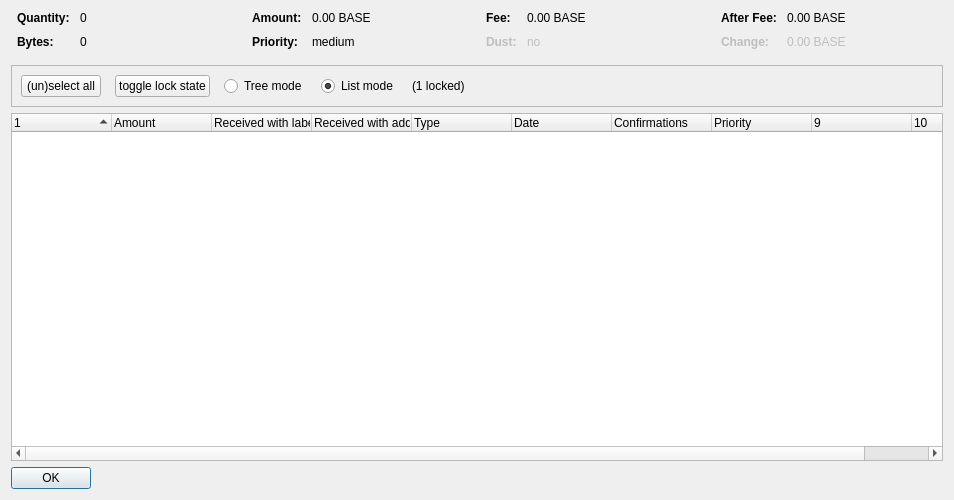
Above: src/qt/forms/coincontroldialog.ui from SparkBaseHub/SparkbaseToken before the change. Below: the same form after it.
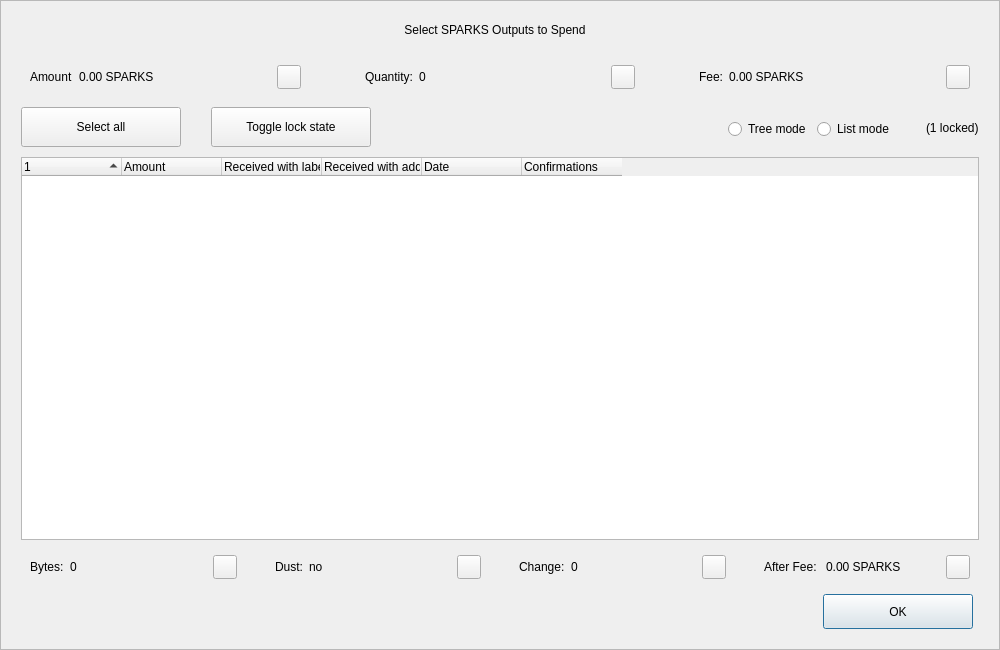
That is the form after the change. Custom widgets are drawn as their Qt base class.

```diff
--- a/src/qt/forms/coincontroldialog.ui
+++ b/src/qt/forms/coincontroldialog.ui
@@ -6,50 +6,204 @@
    <rect>
     <x>0</x>
     <y>0</y>
-    <width>954</width>
-    <height>500</height>
+    <width>1000</width>
+    <height>650</height>
    </rect>
   </property>
+  <property name="minimumSize">
+   <size>
+    <width>950</width>
+    <height>650</height>
+   </size>
+  </property>
   <property name="windowTitle">
    <string>Coin Selection</string>
   </property>
+  <property name="styleSheet">
+   <string notr="true"/>
+  </property>
   <layout class="QVBoxLayout" name="verticalLayout">
-   <item>
-    <layout class="QHBoxLayout" name="horizontalLayoutTop" stretch="0,0,0,0">
+   <property name="spacing">
+    <number>0</number>
+   </property>
+   <property name="leftMargin">
+    <number>0</number>
+   </property>
      <property name="topMargin">
       <number>0</number>
      </property>
+   <property name="rightMargin">
+    <number>0</number>
+   </property>
      <property name="bottomMargin">
-      <number>10</number>
+    <number>0</number>
      </property>
      <item>
-      <layout class="QFormLayout" name="formLayoutCoinControl1">
-       <property name="horizontalSpacing">
-        <number>10</number>
-       </property>
-       <property name="verticalSpacing">
-        <number>10</number>
-       </property>
+    <widget class="QFrame" name="frameContainer">
+     <property name="toolTipDuration">
+      <number>0</number>
+     </property>
+     <property name="frameShape">
+      <enum>QFrame::StyledPanel</enum>
+     </property>
+     <property name="frameShadow">
+      <enum>QFrame::Raised</enum>
+     </property>
+     <layout class="QVBoxLayout" name="verticalLayout_2">
        <property name="leftMargin">
-        <number>6</number>
+       <number>0</number>
        </property>
        <property name="rightMargin">
-        <number>6</number>
-       </property>
-       <item row="0" column="0">
+       <number>0</number>
+      </property>
+      <property name="bottomMargin">
+       <number>20</number>
+      </property>
+      <item>
+       <layout class="QHBoxLayout" name="horizontalLayout_12">
+        <property name="spacing">
+         <number>0</number>
+        </property>
+        <property name="leftMargin">
+         <number>20</number>
+        </property>
+        <property name="rightMargin">
+         <number>30</number>
+        </property>
+        <item>
+         <spacer name="horizontalSpacer_4">
+          <property name="orientation">
+           <enum>Qt::Horizontal</enum>
+          </property>
+          <property name="sizeHint" stdset="0">
+           <size>
+            <width>40</width>
+            <height>20</height>
+           </size>
+          </property>
+         </spacer>
+        </item>
+        <item>
+         <widget class="QLabel" name="labelTitle">
+          <property name="minimumSize">
+           <size>
+            <width>0</width>
+            <height>40</height>
+           </size>
+          </property>
+          <property name="maximumSize">
+           <size>
+            <width>16777215</width>
+            <height>40</height>
+           </size>
+          </property>
+          <property name="text">
+           <string>Select SPARKS Outputs to Spend</string>
+          </property>
+          <property name="alignment">
+           <set>Qt::AlignCenter</set>
+          </property>
+          <property name="margin">
+           <number>7</number>
+          </property>
+         </widget>
+        </item>
+        <item>
+         <spacer name="horizontalSpacer_5">
+          <property name="orientation">
+           <enum>Qt::Horizontal</enum>
+          </property>
+          <property name="sizeHint" stdset="0">
+           <size>
+            <width>40</width>
+            <height>20</height>
+           </size>
+          </property>
+         </spacer>
+        </item>
+       </layout>
+      </item>
+      <item>
+       <layout class="QHBoxLayout" name="horizontalLayout_8">
+        <property name="leftMargin">
+         <number>20</number>
+        </property>
+        <property name="rightMargin">
+         <number>20</number>
+        </property>
+        <item>
+         <widget class="QWidget" name="layoutAmount" native="true">
+          <layout class="QHBoxLayout" name="horizontalLayout_9" stretch="0,1,0">
+           <item>
+            <widget class="QLabel" name="labelCoinControlAmountText">
+             <property name="text">
+              <string>Amount</string>
+             </property>
+            </widget>
+           </item>
+           <item>
+            <widget class="QLabel" name="labelCoinControlAmount">
+             <property name="text">
+              <string>0.00 SPARKS</string>
+             </property>
+            </widget>
+           </item>
+           <item alignment="Qt::AlignHCenter|Qt::AlignVCenter">
+            <widget class="QPushButton" name="pushButtonAmount">
+             <property name="minimumSize">
+              <size>
+               <width>0</width>
+               <height>24</height>
+              </size>
+             </property>
+             <property name="maximumSize">
+              <size>
+               <width>24</width>
+               <height>26</height>
+              </size>
+             </property>
+             <property name="focusPolicy">
+              <enum>Qt::NoFocus</enum>
+             </property>
+             <property name="styleSheet">
+              <string notr="true">padding-bottom:2px;
+padding-right:4px;</string>
+             </property>
+             <property name="text">
+              <string/>
+             </property>
+            </widget>
+           </item>
+          </layout>
+         </widget>
+        </item>
+        <item>
+         <spacer name="horizontalSpacer_2">
+          <property name="orientation">
+           <enum>Qt::Horizontal</enum>
+          </property>
+          <property name="sizeType">
+           <enum>QSizePolicy::Fixed</enum>
+          </property>
+          <property name="sizeHint" stdset="0">
+           <size>
+            <width>40</width>
+            <height>20</height>
+           </size>
+          </property>
+         </spacer>
+        </item>
+        <item>
+         <widget class="QWidget" name="layoutQuantity" native="true">
+          <layout class="QHBoxLayout" name="horizontalLayout_10" stretch="0,1,0">
+           <item>
         <widget class="QLabel" name="labelCoinControlQuantityText">
-         <property name="font">
-          <font>
-           <weight>75</weight>
-           <bold>true</bold>
-          </font>
-         </property>
          <property name="text">
           <string>Quantity:</string>
          </property>
         </widget>
        </item>
-       <item row="0" column="1">
+           <item>
         <widget class="QLabel" name="labelCoinControlQuantity">
          <property name="cursor">
           <cursorShape>IBeamCursor</cursorShape>
@@ -58,146 +212,66 @@
           <enum>Qt::ActionsContextMenu</enum>
          </property>
          <property name="text">
-          <string notr="true">0</string>
-         </property>
-         <property name="textInteractionFlags">
-          <set>Qt::LinksAccessibleByMouse|Qt::TextSelectableByKeyboard|Qt::TextSelectableByMouse</set>
-         </property>
-        </widget>
-       </item>
-       <item row="1" column="0">
-        <widget class="QLabel" name="labelCoinControlBytesText">
-         <property name="font">
-          <font>
-           <weight>75</weight>
-           <bold>true</bold>
-          </font>
-         </property>
-         <property name="text">
-          <string>Bytes:</string>
-         </property>
-        </widget>
-       </item>
-       <item row="1" column="1">
-        <widget class="QLabel" name="labelCoinControlBytes">
-         <property name="cursor">
-          <cursorShape>IBeamCursor</cursorShape>
-         </property>
-         <property name="contextMenuPolicy">
-          <enum>Qt::ActionsContextMenu</enum>
+              <string>0</string>
+             </property>
+            </widget>
+           </item>
+           <item alignment="Qt::AlignHCenter|Qt::AlignVCenter">
+            <widget class="QPushButton" name="pushButtonQuantity">
+             <property name="minimumSize">
+              <size>
+               <width>0</width>
+               <height>24</height>
+              </size>
+             </property>
+             <property name="maximumSize">
+              <size>
+               <width>24</width>
+               <height>26</height>
+              </size>
+             </property>
+             <property name="focusPolicy">
+              <enum>Qt::NoFocus</enum>
+             </property>
+             <property name="styleSheet">
+              <string notr="true">padding-bottom:2px;
+               padding-right:4px;</string>
          </property>
          <property name="text">
-          <string notr="true">0</string>
-         </property>
-         <property name="textInteractionFlags">
-          <set>Qt::LinksAccessibleByMouse|Qt::TextSelectableByKeyboard|Qt::TextSelectableByMouse</set>
-         </property>
+              <string/>
+             </property>
         </widget>
        </item>
       </layout>
+         </widget>
      </item>
      <item>
-      <layout class="QFormLayout" name="formLayoutCoinControl2">
-       <property name="horizontalSpacing">
-        <number>10</number>
-       </property>
-       <property name="verticalSpacing">
-        <number>10</number>
-       </property>
-       <property name="leftMargin">
-        <number>6</number>
-       </property>
-       <property name="rightMargin">
-        <number>6</number>
-       </property>
-       <item row="0" column="0">
-        <widget class="QLabel" name="labelCoinControlAmountText">
-         <property name="font">
-          <font>
-           <weight>75</weight>
-           <bold>true</bold>
-          </font>
-         </property>
-         <property name="text">
-          <string>Amount:</string>
-         </property>
-        </widget>
-       </item>
-       <item row="0" column="1">
-        <widget class="QLabel" name="labelCoinControlAmount">
-         <property name="cursor">
-          <cursorShape>IBeamCursor</cursorShape>
-         </property>
-         <property name="contextMenuPolicy">
-          <enum>Qt::ActionsContextMenu</enum>
-         </property>
-         <property name="text">
-          <string notr="true">0.00 BASE</string>
-         </property>
-         <property name="textInteractionFlags">
-          <set>Qt::LinksAccessibleByMouse|Qt::TextSelectableByKeyboard|Qt::TextSelectableByMouse</set>
-         </property>
-        </widget>
-       </item>
-       <item row="1" column="0">
-        <widget class="QLabel" name="labelCoinControlPriorityText">
-         <property name="font">
-          <font>
-           <weight>75</weight>
-           <bold>true</bold>
-          </font>
-         </property>
-         <property name="text">
-          <string>Priority:</string>
-         </property>
-        </widget>
-       </item>
-       <item row="1" column="1">
-        <widget class="QLabel" name="labelCoinControlPriority">
-         <property name="cursor">
-          <cursorShape>IBeamCursor</cursorShape>
-         </property>
-         <property name="contextMenuPolicy">
-          <enum>Qt::ActionsContextMenu</enum>
-         </property>
-         <property name="text">
-          <string>medium</string>
-         </property>
-         <property name="textInteractionFlags">
-          <set>Qt::LinksAccessibleByMouse|Qt::TextSelectableByKeyboard|Qt::TextSelectableByMouse</set>
-         </property>
-        </widget>
-       </item>
-      </layout>
-     </item>
+         <spacer name="horizontalSpacer_22">
+          <property name="orientation">
+           <enum>Qt::Horizontal</enum>
+          </property>
+          <property name="sizeType">
+           <enum>QSizePolicy::Fixed</enum>
+          </property>
+          <property name="sizeHint" stdset="0">
+           <size>
+            <width>40</width>
+            <height>20</height>
+           </size>
+          </property>
+         </spacer>
+        </item>
      <item>
-      <layout class="QFormLayout" name="formLayoutCoinControl3">
-       <property name="horizontalSpacing">
-        <number>10</number>
-       </property>
-       <property name="verticalSpacing">
-        <number>10</number>
-       </property>
-       <property name="leftMargin">
-        <number>6</number>
-       </property>
-       <property name="rightMargin">
-        <number>6</number>
-       </property>
-       <item row="0" column="0">
+         <widget class="QWidget" name="layoutFee" native="true">
+          <layout class="QHBoxLayout" name="horizontalLayout_11" stretch="0,1,0">
+           <item>
         <widget class="QLabel" name="labelCoinControlFeeText">
-         <property name="font">
-          <font>
-           <weight>75</weight>
-           <bold>true</bold>
-          </font>
-         </property>
          <property name="text">
           <string>Fee:</string>
          </property>
         </widget>
        </item>
-       <item row="0" column="1">
+           <item>
         <widget class="QLabel" name="labelCoinControlFee">
          <property name="cursor">
           <cursorShape>IBeamCursor</cursorShape>
@@ -206,129 +280,38 @@
           <enum>Qt::ActionsContextMenu</enum>
          </property>
          <property name="text">
-          <string notr="true">0.00 BASE</string>
-         </property>
-         <property name="textInteractionFlags">
-          <set>Qt::LinksAccessibleByMouse|Qt::TextSelectableByKeyboard|Qt::TextSelectableByMouse</set>
-         </property>
-        </widget>
-       </item>
-       <item row="1" column="0">
-        <widget class="QLabel" name="labelCoinControlLowOutputText">
-         <property name="enabled">
-          <bool>false</bool>
-         </property>
-         <property name="font">
-          <font>
-           <weight>75</weight>
-           <bold>true</bold>
-          </font>
-         </property>
-         <property name="text">
-          <string>Dust:</string>
-         </property>
-        </widget>
-       </item>
-       <item row="1" column="1">
-        <widget class="QLabel" name="labelCoinControlLowOutput">
-         <property name="enabled">
-          <bool>false</bool>
-         </property>
-         <property name="cursor">
-          <cursorShape>IBeamCursor</cursorShape>
-         </property>
-         <property name="contextMenuPolicy">
-          <enum>Qt::ActionsContextMenu</enum>
-         </property>
+              <string>0.00 SPARKS</string>
+             </property>
+            </widget>
+           </item>
+           <item alignment="Qt::AlignHCenter|Qt::AlignVCenter">
+            <widget class="QPushButton" name="pushButtonFee">
+             <property name="minimumSize">
+              <size>
+               <width>0</width>
+               <height>24</height>
+              </size>
+             </property>
+             <property name="maximumSize">
+              <size>
+               <width>24</width>
+               <height>26</height>
+              </size>
+             </property>
+             <property name="focusPolicy">
+              <enum>Qt::NoFocus</enum>
+             </property>
+             <property name="styleSheet">
+              <string notr="true">padding-bottom:2px;
+               padding-right:4px;</string>
+             </property>
          <property name="text">
-          <string>no</string>
-         </property>
-         <property name="textInteractionFlags">
-          <set>Qt::LinksAccessibleByMouse|Qt::TextSelectableByKeyboard|Qt::TextSelectableByMouse</set>
-         </property>
+              <string/>
+             </property>
         </widget>
        </item>
       </layout>
-     </item>
-     <item>
-      <layout class="QFormLayout" name="formLayoutCoinControl4">
-       <property name="horizontalSpacing">
-        <number>10</number>
-       </property>
-       <property name="verticalSpacing">
-        <number>10</number>
-       </property>
-       <property name="leftMargin">
-        <number>6</number>
-       </property>
-       <property name="rightMargin">
-        <number>6</number>
-       </property>
-       <item row="0" column="0">
-        <widget class="QLabel" name="labelCoinControlAfterFeeText">
-         <property name="font">
-          <font>
-           <weight>75</weight>
-           <bold>true</bold>
-          </font>
-         </property>
-         <property name="text">
-          <string>After Fee:</string>
-         </property>
-        </widget>
-       </item>
-       <item row="0" column="1">
-        <widget class="QLabel" name="labelCoinControlAfterFee">
-         <property name="cursor">
-          <cursorShape>IBeamCursor</cursorShape>
-         </property>
-         <property name="contextMenuPolicy">
-          <enum>Qt::ActionsContextMenu</enum>
-         </property>
-         <property name="text">
-          <string notr="true">0.00 BASE</string>
-         </property>
-         <property name="textInteractionFlags">
-          <set>Qt::LinksAccessibleByMouse|Qt::TextSelectableByKeyboard|Qt::TextSelectableByMouse</set>
-         </property>
-        </widget>
-       </item>
-       <item row="1" column="0">
-        <widget class="QLabel" name="labelCoinControlChangeText">
-         <property name="enabled">
-          <bool>false</bool>
-         </property>
-         <property name="font">
-          <font>
-           <weight>75</weight>
-           <bold>true</bold>
-          </font>
-         </property>
-         <property name="text">
-          <string>Change:</string>
-         </property>
-        </widget>
-       </item>
-       <item row="1" column="1">
-        <widget class="QLabel" name="labelCoinControlChange">
-         <property name="enabled">
-          <bool>false</bool>
-         </property>
-         <property name="cursor">
-          <cursorShape>IBeamCursor</cursorShape>
-         </property>
-         <property name="contextMenuPolicy">
-          <enum>Qt::ActionsContextMenu</enum>
-         </property>
-         <property name="text">
-          <string notr="true">0.00 BASE</string>
-         </property>
-         <property name="textInteractionFlags">
-          <set>Qt::LinksAccessibleByMouse|Qt::TextSelectableByKeyboard|Qt::TextSelectableByMouse</set>
-         </property>
-        </widget>
-       </item>
-      </layout>
+         </widget>
      </item>
     </layout>
    </item>
@@ -340,6 +323,11 @@
        <height>40</height>
       </size>
      </property>
+        <property name="styleSheet">
+         <string notr="true">#frame {
+	border:0;
+}</string>
+        </property>
      <property name="frameShape">
       <enum>QFrame::StyledPanel</enum>
      </property>
@@ -347,10 +335,25 @@
       <enum>QFrame::Sunken</enum>
      </property>
      <layout class="QHBoxLayout" name="horizontalLayout">
+         <property name="spacing">
+          <number>0</number>
+         </property>
+         <property name="leftMargin">
+          <number>20</number>
+         </property>
+         <property name="topMargin">
+          <number>0</number>
+         </property>
+         <property name="rightMargin">
+          <number>20</number>
+         </property>
+         <property name="bottomMargin">
+          <number>0</number>
+         </property>
       <item>
        <layout class="QHBoxLayout" name="horizontalLayoutPanel" stretch="0,0,0,0,0,0">
         <property name="spacing">
-         <number>14</number>
+            <number>20</number>
         </property>
         <item>
          <widget class="QPushButton" name="pushButtonSelectAll">
@@ -360,14 +363,51 @@
             <verstretch>0</verstretch>
            </sizepolicy>
           </property>
+             <property name="minimumSize">
+              <size>
+               <width>160</width>
+               <height>40</height>
+              </size>
+             </property>
+             <property name="maximumSize">
+              <size>
+               <width>16777215</width>
+               <height>40</height>
+              </size>
+             </property>
           <property name="text">
-           <string>(un)select all</string>
+              <string>Select all</string>
+             </property>
+             <property name="checkable">
+              <bool>true</bool>
+             </property>
+             <property name="checked">
+              <bool>false</bool>
+             </property>
+             <property name="autoExclusive">
+              <bool>false</bool>
           </property>
           <property name="autoDefault">
            <bool>false</bool>
           </property>
          </widget>
         </item>
+           <item>
+            <spacer name="horizontalSpacer_6">
+             <property name="orientation">
+              <enum>Qt::Horizontal</enum>
+             </property>
+             <property name="sizeType">
+              <enum>QSizePolicy::Fixed</enum>
+             </property>
+             <property name="sizeHint" stdset="0">
+              <size>
+               <width>10</width>
+               <height>20</height>
+              </size>
+             </property>
+            </spacer>
+           </item>
         <item>
          <widget class="QPushButton" name="pushButtonToggleLock">
           <property name="sizePolicy">
@@ -376,14 +416,60 @@
             <verstretch>0</verstretch>
            </sizepolicy>
           </property>
+             <property name="minimumSize">
+              <size>
+               <width>160</width>
+               <height>40</height>
+              </size>
+             </property>
+             <property name="maximumSize">
+              <size>
+               <width>16777215</width>
+               <height>40</height>
+              </size>
+             </property>
           <property name="text">
-           <string>toggle lock state</string>
+              <string>Toggle lock state</string>
+             </property>
+             <property name="checkable">
+              <bool>true</bool>
+             </property>
+             <property name="autoExclusive">
+              <bool>false</bool>
           </property>
           <property name="autoDefault">
            <bool>false</bool>
           </property>
          </widget>
         </item>
+           <item>
+            <spacer name="horizontalSpacer_7">
+             <property name="orientation">
+              <enum>Qt::Horizontal</enum>
+             </property>
+             <property name="sizeType">
+              <enum>QSizePolicy::Expanding</enum>
+             </property>
+             <property name="sizeHint" stdset="0">
+              <size>
+               <width>30</width>
+               <height>20</height>
+              </size>
+             </property>
+            </spacer>
+           </item>
+           <item alignment="Qt::AlignRight">
+            <widget class="QGroupBox" name="groupBox_2">
+             <property name="styleSheet">
+              <string notr="true">#groupBox_2 {
+    background-color:transparent;
+    border-radius:0;
+}</string>
+             </property>
+             <property name="title">
+              <string/>
+             </property>
+             <layout class="QHBoxLayout" name="horizontalLayout_14">
         <item>
          <widget class="QRadioButton" name="radioTreeMode">
           <property name="sizePolicy">
@@ -409,8 +495,11 @@
            <string>List mode</string>
           </property>
           <property name="checked">
-           <bool>true</bool>
-          </property>
+                 <bool>false</bool>
+                </property>
+               </widget>
+              </item>
+             </layout>
          </widget>
         </item>
         <item>
@@ -420,34 +509,32 @@
           </property>
          </widget>
         </item>
-        <item>
-         <spacer name="horizontalSpacer">
-          <property name="orientation">
-           <enum>Qt::Horizontal</enum>
-          </property>
-          <property name="sizeHint" stdset="0">
-           <size>
-            <width>40</width>
-            <height>20</height>
-           </size>
-          </property>
-         </spacer>
-        </item>
        </layout>
       </item>
      </layout>
     </widget>
    </item>
+      <item>
+       <layout class="QHBoxLayout" name="horizontalLayout_13">
+        <property name="leftMargin">
+         <number>20</number>
+        </property>
+        <property name="rightMargin">
+         <number>20</number>
+        </property>
    <item>
     <widget class="CoinControlTreeWidget" name="treeWidget">
      <property name="contextMenuPolicy">
       <enum>Qt::CustomContextMenu</enum>
      </property>
+          <property name="styleSheet">
+           <string notr="true"/>
+          </property>
      <property name="sortingEnabled">
       <bool>false</bool>
      </property>
      <property name="columnCount">
-      <number>10</number>
+           <number>6</number>
      </property>
      <attribute name="headerShowSortIndicator" stdset="0">
       <bool>true</bool>
@@ -475,11 +562,6 @@
        <string>Received with address</string>
       </property>
      </column>
-     <column>
-      <property name="text">
-       <string>Type</string>
-      </property>
-     </column>
      <column>
       <property name="text">
        <string>Date</string>
@@ -493,37 +575,247 @@
        <string>Confirmed</string>
       </property>
      </column>
-     <column>
+         </widget>
+        </item>
+       </layout>
+      </item>
+      <item>
+       <layout class="QHBoxLayout" name="horizontalLayout_3">
+        <property name="spacing">
+         <number>20</number>
+        </property>
+        <property name="leftMargin">
+         <number>20</number>
+        </property>
+        <property name="rightMargin">
+         <number>20</number>
+        </property>
+        <item>
+         <widget class="QWidget" name="layoutBytes" native="true">
+          <layout class="QHBoxLayout" name="horizontalLayout_4" stretch="0,1,0">
+           <item>
+            <widget class="QLabel" name="labelCoinControlBytesText">
       <property name="text">
-       <string>Priority</string>
-      </property>
-     </column>
-     <column>
+              <string>Bytes:</string>
+             </property>
+            </widget>
+           </item>
+           <item>
+            <widget class="QLabel" name="labelCoinControlBytes">
       <property name="text">
+              <string>0</string>
+             </property>
+            </widget>
+           </item>
+           <item alignment="Qt::AlignHCenter|Qt::AlignVCenter">
+            <widget class="QPushButton" name="pushButtonBytes">
+             <property name="minimumSize">
+              <size>
+               <width>0</width>
+               <height>24</height>
+              </size>
+             </property>
+             <property name="maximumSize">
+              <size>
+               <width>24</width>
+               <height>26</height>
+              </size>
+             </property>
+             <property name="focusPolicy">
+              <enum>Qt::NoFocus</enum>
+             </property>
+             <property name="styleSheet">
+              <string notr="true">padding-bottom:2px;
+               padding-right:4px;</string>
+             </property>
+             <property name="text">
        <string/>
       </property>
-     </column>
-     <column>
+            </widget>
+           </item>
+          </layout>
+         </widget>
+        </item>
+        <item>
+         <widget class="QWidget" name="layoutDust" native="true">
+          <layout class="QHBoxLayout" name="horizontalLayout_5" stretch="0,1,0">
+           <item>
+            <widget class="QLabel" name="labelCoinControlLowOutputText">
       <property name="text">
+              <string>Dust:</string>
+             </property>
+            </widget>
+           </item>
+           <item>
+            <widget class="QLabel" name="labelCoinControlLowOutput">
+             <property name="text">
+              <string>no</string>
+             </property>
+            </widget>
+           </item>
+           <item alignment="Qt::AlignHCenter|Qt::AlignVCenter">
+            <widget class="QPushButton" name="pushButtonDust">
+             <property name="minimumSize">
+              <size>
+               <width>0</width>
+               <height>24</height>
+              </size>
+             </property>
+             <property name="maximumSize">
+              <size>
+               <width>24</width>
+               <height>26</height>
+              </size>
+             </property>
+             <property name="focusPolicy">
+              <enum>Qt::NoFocus</enum>
+             </property>
+             <property name="styleSheet">
+              <string notr="true">padding-bottom:2px;
+               padding-right:4px;</string>
+             </property>
+             <property name="text">
        <string/>
       </property>
-     </column>
-    </widget>
-   </item>
+            </widget>
+           </item>
+          </layout>
+         </widget>
+        </item>
    <item>
-    <widget class="QDialogButtonBox" name="buttonBox">
-     <property name="sizePolicy">
-      <sizepolicy hsizetype="Maximum" vsizetype="Fixed">
-       <horstretch>0</horstretch>
-       <verstretch>0</verstretch>
-      </sizepolicy>
-     </property>
+         <widget class="QWidget" name="layoutChange" native="true">
+          <layout class="QHBoxLayout" name="horizontalLayout_6" stretch="0,1,0">
+           <item>
+            <widget class="QLabel" name="labelCoinControlChangeText">
+             <property name="text">
+              <string>Change:</string>
+             </property>
+            </widget>
+           </item>
+           <item>
+            <widget class="QLabel" name="labelCoinControlChange">
+             <property name="text">
+              <string>0</string>
+             </property>
+            </widget>
+           </item>
+           <item alignment="Qt::AlignHCenter|Qt::AlignVCenter">
+            <widget class="QPushButton" name="pushButtonChange">
+             <property name="minimumSize">
+              <size>
+               <width>0</width>
+               <height>24</height>
+              </size>
+             </property>
+             <property name="maximumSize">
+              <size>
+               <width>24</width>
+               <height>26</height>
+              </size>
+             </property>
+             <property name="focusPolicy">
+              <enum>Qt::NoFocus</enum>
+             </property>
+             <property name="styleSheet">
+              <string notr="true">padding-bottom:2px;
+               padding-right:4px;</string>
+             </property>
+             <property name="text">
+              <string/>
+             </property>
+            </widget>
+           </item>
+          </layout>
+         </widget>
+        </item>
+        <item>
+         <widget class="QWidget" name="layoutAfter" native="true">
+          <layout class="QHBoxLayout" name="horizontalLayout_7" stretch="0,1,0">
+           <item>
+            <widget class="QLabel" name="labelCoinControlAfterFeeText">
+             <property name="text">
+              <string>After Fee: </string>
+             </property>
+            </widget>
+           </item>
+           <item>
+            <widget class="QLabel" name="labelCoinControlAfterFee">
+             <property name="text">
+              <string>0.00 SPARKS</string>
+             </property>
+            </widget>
+           </item>
+           <item alignment="Qt::AlignHCenter|Qt::AlignVCenter">
+            <widget class="QPushButton" name="pushButtonAlterFee">
+             <property name="minimumSize">
+              <size>
+               <width>0</width>
+               <height>24</height>
+              </size>
+             </property>
+             <property name="maximumSize">
+              <size>
+               <width>24</width>
+               <height>26</height>
+              </size>
+             </property>
+             <property name="focusPolicy">
+              <enum>Qt::NoFocus</enum>
+             </property>
+             <property name="styleSheet">
+              <string notr="true">padding-bottom:2px;
+               padding-right:4px;</string>
+             </property>
+             <property name="text">
+              <string/>
+             </property>
+            </widget>
+           </item>
+          </layout>
+         </widget>
+        </item>
+       </layout>
+      </item>
+      <item>
+       <layout class="QHBoxLayout" name="horizontalLayout_2">
+        <property name="spacing">
+         <number>0</number>
+        </property>
+        <property name="leftMargin">
+         <number>20</number>
+        </property>
+        <property name="rightMargin">
+         <number>26</number>
+        </property>
+        <item>
+         <spacer name="horizontalSpacer_3">
      <property name="orientation">
       <enum>Qt::Horizontal</enum>
      </property>
-     <property name="standardButtons">
-      <set>QDialogButtonBox::Ok</set>
-     </property>
+          <property name="sizeHint" stdset="0">
+           <size>
+            <width>558</width>
+            <height>20</height>
+           </size>
+          </property>
+         </spacer>
+        </item>
+        <item>
+         <widget class="QPushButton" name="pushButtonOk">
+          <property name="minimumSize">
+           <size>
+            <width>150</width>
+            <height>35</height>
+           </size>
+          </property>
+          <property name="text">
+           <string>OK</string>
+          </property>
+         </widget>
+        </item>
+       </layout>
+      </item>
+     </layout>
     </widget>
    </item>
   </layout>
```
Left out of the diff: 12 changed lines with no effect on the pictures. Lines whose indentation alone changed are shown as unchanged.
